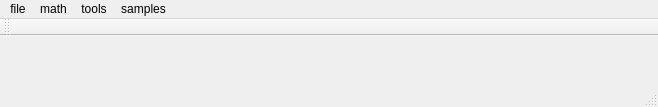
This is Grad/mainwindow.ui in drakshruk/grad-project as Qt 5 draws it before an edit. The edited form follows.
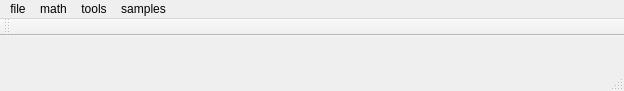
This is the edited form.

What changed in the file:
```diff
--- a/Grad/mainwindow.ui
+++ b/Grad/mainwindow.ui
@@ -6,30 +6,22 @@
    <rect>
     <x>0</x>
     <y>0</y>
-    <width>658</width>
-    <height>107</height>
+    <width>624</width>
+    <height>91</height>
    </rect>
   </property>
   <property name="windowTitle">
    <string>MainWindow</string>
   </property>
   <widget class="QWidget" name="centralWidget">
-   <layout class="QGridLayout" name="gridLayout">
-    <item row="0" column="0">
-     <widget class="QLabel" name="label">
-      <property name="text">
-       <string/>
-      </property>
-     </widget>
-    </item>
-   </layout>
+   <layout class="QGridLayout" name="gridLayout"/>
   </widget>
   <widget class="QMenuBar" name="menuBar">
    <property name="geometry">
     <rect>
      <x>0</x>
      <y>0</y>
-     <width>658</width>
+     <width>624</width>
      <height>25</height>
     </rect>
    </property>
```
Left out of the diff: 8 changed lines with no effect on the pictures.
